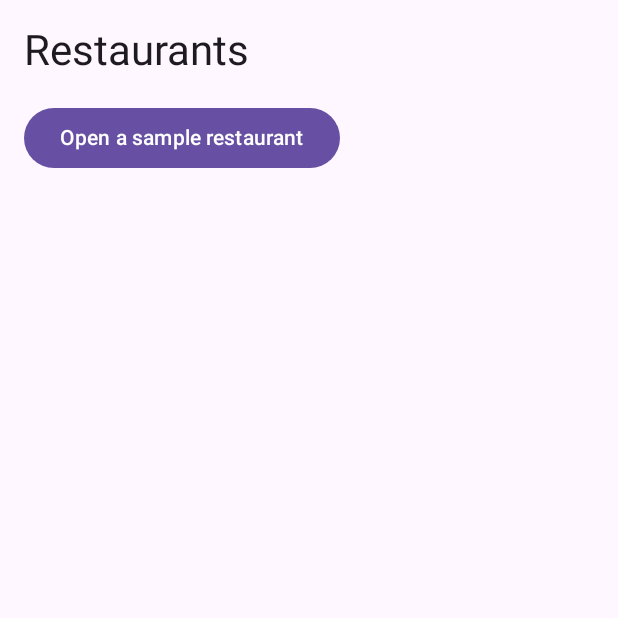
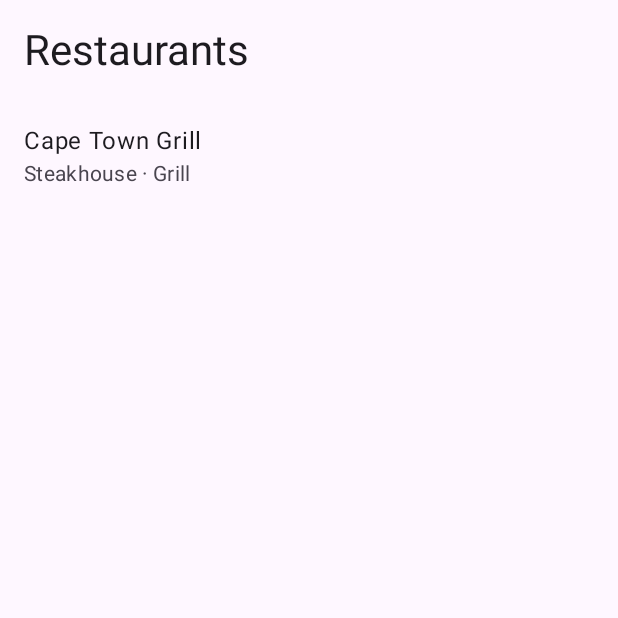
Before and after one commit to Effekt3r/mrd-restaurant-discovery, an Android app built with Jetpack Compose: the screen it shows after launch (MainActivity), on a phone screen of 412 x 824 dp, the top half of it. Run offline under Robolectric (Android 15) with nearby library versions, the phone set to English and light mode, and no system bars; our stand-ins replace Dagger/Hilt's generated code.

Commit message:
feat(browse): open the sample restaurant by tapping it, not a button
A restaurant app opens a restaurant when you tap it. The placeholder now shows the brief's example restaurant as a list item; milestone 5 replaces it with the real list.

Verified: release APK on the emulator: tapping the row opens Details and Back returns; screenshots re-captured; lint and spotlessCheck pass; no missing keep rules.

```diff
--- a/feature/browse/src/main/kotlin/com/effekt3r/mrd/feature/browse/BrowseScreen.kt
+++ b/feature/browse/src/main/kotlin/com/effekt3r/mrd/feature/browse/BrowseScreen.kt
@@ -1,11 +1,11 @@
 package com.effekt3r.mrd.feature.browse
 
-import androidx.compose.foundation.layout.Arrangement
+import androidx.compose.foundation.clickable
 import androidx.compose.foundation.layout.Column
 import androidx.compose.foundation.layout.fillMaxSize
 import androidx.compose.foundation.layout.padding
 import androidx.compose.foundation.layout.safeDrawingPadding
-import androidx.compose.material3.Button
+import androidx.compose.material3.ListItem
 import androidx.compose.material3.MaterialTheme
 import androidx.compose.material3.Text
 import androidx.compose.runtime.Composable
@@ -16,19 +16,22 @@ import androidx.compose.ui.unit.dp
 import androidx.lifecycle.compose.dropUnlessResumed
 
 /**
- * Placeholder for Browse (milestone 1). It proves the navigation wiring and the edge-to-edge insets;
- * milestone 5 replaces it with the restaurant list.
+ * Placeholder for Browse (milestone 1): one sample restaurant that opens Details when tapped, which proves the
+ * navigation wiring and the edge-to-edge insets. Milestone 5 replaces it with the real restaurant list.
  */
 @Composable
 internal fun BrowseScreen(onRestaurantClick: (String) -> Unit, modifier: Modifier = Modifier) {
-    Column(
-        modifier = modifier.fillMaxSize().safeDrawingPadding().padding(16.dp),
-        verticalArrangement = Arrangement.spacedBy(16.dp)
-    ) {
-        Text(text = stringResource(R.string.browse_title), style = MaterialTheme.typography.headlineMedium)
-        Button(onClick = dropUnlessResumed { onRestaurantClick(SAMPLE_RESTAURANT_ID) }) {
-            Text(text = stringResource(R.string.browse_placeholder_open_sample))
-        }
+    Column(modifier = modifier.fillMaxSize().safeDrawingPadding()) {
+        Text(
+            text = stringResource(R.string.browse_title),
+            style = MaterialTheme.typography.headlineMedium,
+            modifier = Modifier.padding(16.dp)
+        )
+        ListItem(
+            headlineContent = { Text(text = stringResource(R.string.browse_sample_restaurant_name)) },
+            supportingContent = { Text(text = stringResource(R.string.browse_sample_restaurant_cuisines)) },
+            modifier = Modifier.clickable(onClick = dropUnlessResumed { onRestaurantClick(SAMPLE_RESTAURANT_ID) })
+        )
     }
 }
 
--- a/feature/browse/src/main/res/values/strings.xml
+++ b/feature/browse/src/main/res/values/strings.xml
@@ -1,5 +1,6 @@
 <?xml version="1.0" encoding="utf-8"?>
 <resources>
     <string name="browse_title">Restaurants</string>
-    <string name="browse_placeholder_open_sample">Open a sample restaurant</string>
+    <string name="browse_sample_restaurant_name">Cape Town Grill</string>
+    <string name="browse_sample_restaurant_cuisines">Steakhouse · Grill</string>
 </resources>
```
Also changed, not shown: 2 other files.
